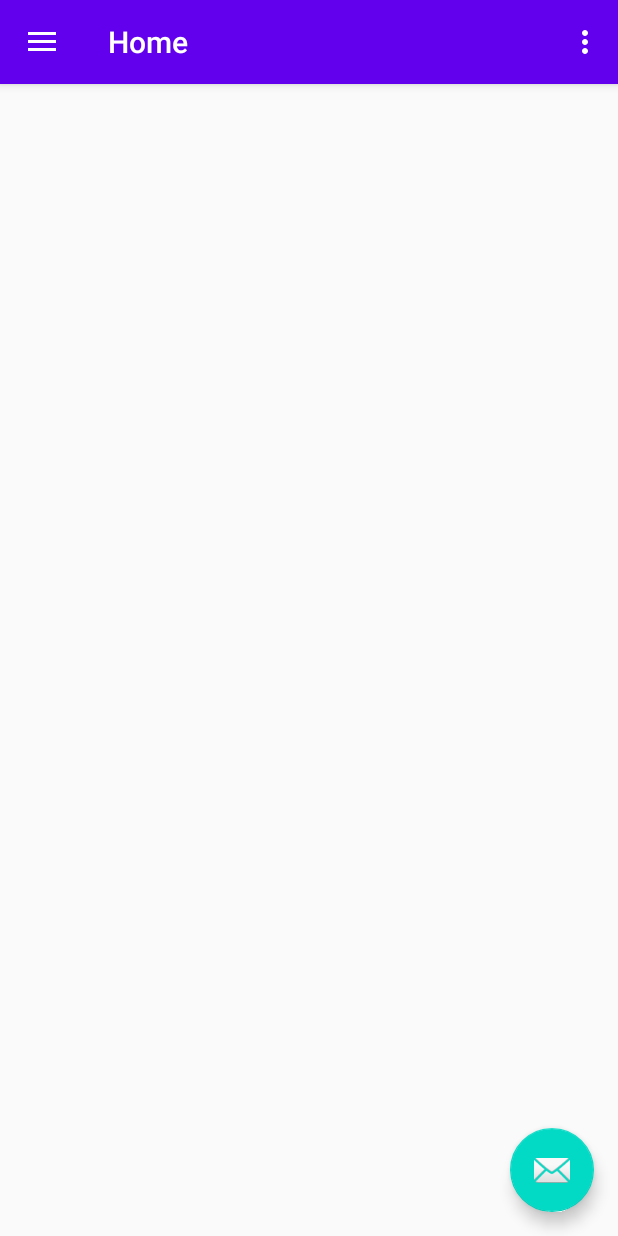
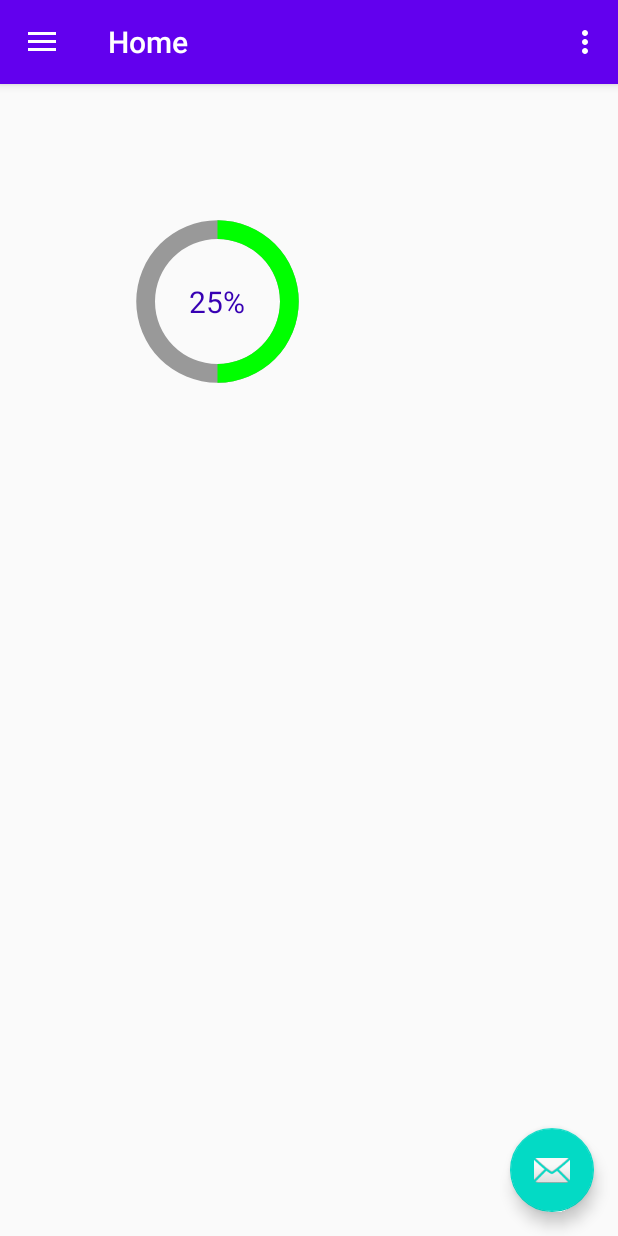
Before and after one commit to NiranjanNlc/KotilinQuiz, an Android app: the screen it shows after launch (MainActivity), on a phone screen of 412 x 824 dp. Run offline under Robolectric (Android 15) with nearby library versions, the phone set to English and light mode, and no system bars; our stand-ins replace navigation-ui.

Commit message:
progress bar not being updated

```diff
--- a/app/src/main/java/com/example/quiz/ui/addquestion/CountDownFragment.kt
+++ b/app/src/main/java/com/example/quiz/ui/addquestion/CountDownFragment.kt
@@ -1,16 +1,20 @@
 package com.example.quiz.ui.addquestion
 
+import android.animation.ObjectAnimator
 import android.graphics.Color
 import android.os.Bundle
 import android.os.CountDownTimer
+import android.util.Log
 import androidx.fragment.app.Fragment
 import android.view.LayoutInflater
 import android.view.View
 import android.view.ViewGroup
+import android.view.animation.DecelerateInterpolator
+import android.widget.ProgressBar
+import android.widget.TextView
 import android.widget.Toast
 import com.example.quiz.R
 import com.example.quiz.databinding.FragmentCountDownBinding
-import com.mikhaellopez.circularprogressbar.CircularProgressBar
 
 // TODO: Rename parameter arguments, choose names that match
 // the fragment initialization parameters, e.g. ARG_ITEM_NUMBER
@@ -21,50 +25,58 @@ private const val ARG_PARAM2 = "param2"
 class CountDownFragment : Fragment() {
 
    private lateinit var binding: FragmentCountDownBinding;
+    private lateinit var mProgress:ProgressBar
+    private lateinit var tv:TextView
     override fun onCreateView(
         inflater: LayoutInflater, container: ViewGroup?,
         savedInstanceState: Bundle?
     ): View? {
         binding= FragmentCountDownBinding.inflate(layoutInflater)
-        return inflater.inflate(R.layout.fragment_count_down, container, false)
-    }
+        mProgress = binding.circularProgressbar
+        tv=binding.tv
+        val  res = getResources();
+        val  drawable = res.getDrawable(R.drawable.circular);
+        mProgress.apply {
+            setProgress(0);   // Main Progress
+            setSecondaryProgress(100); // Secondary Progress
+            setMax(100); // Maximum Progress
+            setProgressDrawable(drawable);
+        }
+//        ObjectAnimator.ofInt(mProgress, "progress", 0, 100)
+//            .apply {
+//               setDuration(1000)
+//               setInterpolator(DecelerateInterpolator());
+//               start();
+//            }
+
+            return inflater.inflate(R.layout.fragment_count_down, container, false)
+        }
 
     /**
      * Called when the Fragment is visible to the user.  This is generally
      * tied to [Activity.onStart] of the containing
      * Activity's lifecycle.
      */
-    override fun onStart()
-    {
+    override fun onStart() {
         super.onStart()
-
-    }
-
-    /**
-     * Called when the fragment is visible to the user and actively running.
-     * This is generally
-     * tied to [Activity.onResume] of the containing
-     * Activity's lifecycle.
-     */
-    override fun onResume() {
-        super.onResume()
-        startTimer()
-    }
-
-    private fun startTimer() {
-       val countDownTimer = object : CountDownTimer(0, 1000) {
-            //            end of timer
-            override fun onFinish()
-            {
+        requireActivity().runOnUiThread {
+            val countDownTimer = object : CountDownTimer(20000, 1000) {
+                //            end of timer
+                override fun onFinish()
+                {
 
                 }
 
-            override fun onTick(millisUntilFinished: Long) {
+                override fun onTick(millisUntilFinished: Long)
+                {
+                    Log.d(" tickeld ",millisUntilFinished.toString())
+                    mProgress.max=100
+                    mProgress.progress= ((millisUntilFinished/1000).toInt());
+                    tv.text = millisUntilFinished.toString() + "%";
+                }
 
             }
-
-        }.start()
-
+            countDownTimer.start()
         }
-
+    }
 }
--- /dev/null
+++ b/app/src/main/res/drawable/circular.xml
@@ -0,0 +1,42 @@
+<?xml version="1.0" encoding="utf-8"?>
+<layer-list xmlns:android="http://schemas.android.com/apk/res/android">
+    <item android:id="@android:id/secondaryProgress">
+        <shape
+            android:layout_width="match_parent"
+            android:innerRadiusRatio="6"
+            android:shape="ring"
+            android:thicknessRatio="20.0"
+            android:useLevel="true">
+            <gradient
+                android:centerColor="#999999"
+                android:endColor="#999999"
+                android:startColor="#999999"
+                android:type="sweep" />
+        </shape>
+    </item>
+    <item android:id="@android:id/progress">
+        <rotate
+            android:fromDegrees="270"
+            android:pivotX="50%"
+            android:pivotY="50%"
+            android:toDegrees="270">
+            <shape
+                android:innerRadiusRatio="6"
+                android:shape="ring"
+                android:thicknessRatio="20.0"
+                android:useLevel="true">
+                <rotate
+                    android:fromDegrees="0"
+                    android:pivotX="50%"
+                    android:pivotY="50%"
+                    android:toDegrees="360" />
+                <gradient
+                    android:centerColor="#00FF00"
+                    android:endColor="#00FF00"
+                    android:startColor="#00FF00"
+                    android:type="sweep" />
+            </shape>
+        </rotate>
+    </item>
+
+</layer-list>
--- a/app/src/main/res/drawable/pb_circular_determinative.xml
+++ /dev/null
@@ -1,4 +0,0 @@
-<?xml version="1.0" encoding="utf-8"?>
-<selector xmlns:android="http://schemas.android.com/apk/res/android">
-
-</selector>
--- a/app/src/main/res/layout/fragment_count_down.xml
+++ b/app/src/main/res/layout/fragment_count_down.xml
@@ -1,11 +1,37 @@
 <?xml version="1.0" encoding="utf-8"?>
-<androidx.constraintlayout.widget.ConstraintLayout xmlns:android="http://schemas.android.com/apk/res/android"
+<androidx.coordinatorlayout.widget.CoordinatorLayout
+    xmlns:android="http://schemas.android.com/apk/res/android"
     xmlns:tools="http://schemas.android.com/tools"
     android:layout_width="match_parent"
     android:layout_height="wrap_content"
     xmlns:app="http://schemas.android.com/apk/res-auto"
     android:padding="20dp"
     tools:context=".ui.addquestion.CountDownFragment">
+    <ProgressBar
+        android:id="@+id/circularProgressbar"
+        style="?android:attr/progressBarStyleHorizontal"
+        android:layout_width="250dp"
+        android:layout_height="250dp"
+        android:indeterminate="false"
+        android:max="100"
+        android:progress="50"
+        android:layout_centerInParent="true"
+        android:progressDrawable="@drawable/circular"
+        android:secondaryProgress="100"
+        />
+<!--    <ImageView-->
+<!--        android:layout_width="100dp"-->
+<!--        android:layout_height="100dp"-->
+<!--        android:background="@drawable/whitecircle"-->
+<!--        android:layout_centerInParent="true"/>-->
 
-
-    </androidx.constraintlayout.widget.ConstraintLayout>
+    <TextView
+        android:id="@+id/tv"
+        android:layout_width="250dp"
+        android:layout_height="250dp"
+        android:layout_centerInParent="true"
+        android:gravity="center"
+        android:text="25%"
+        android:textColor="@color/colorPrimaryDark"
+        android:textSize="20sp" />
+</androidx.coordinatorlayout.widget.CoordinatorLayout>
```
Also changed, not shown: app/src/main/res/drawable/whitecircle.png (added).
